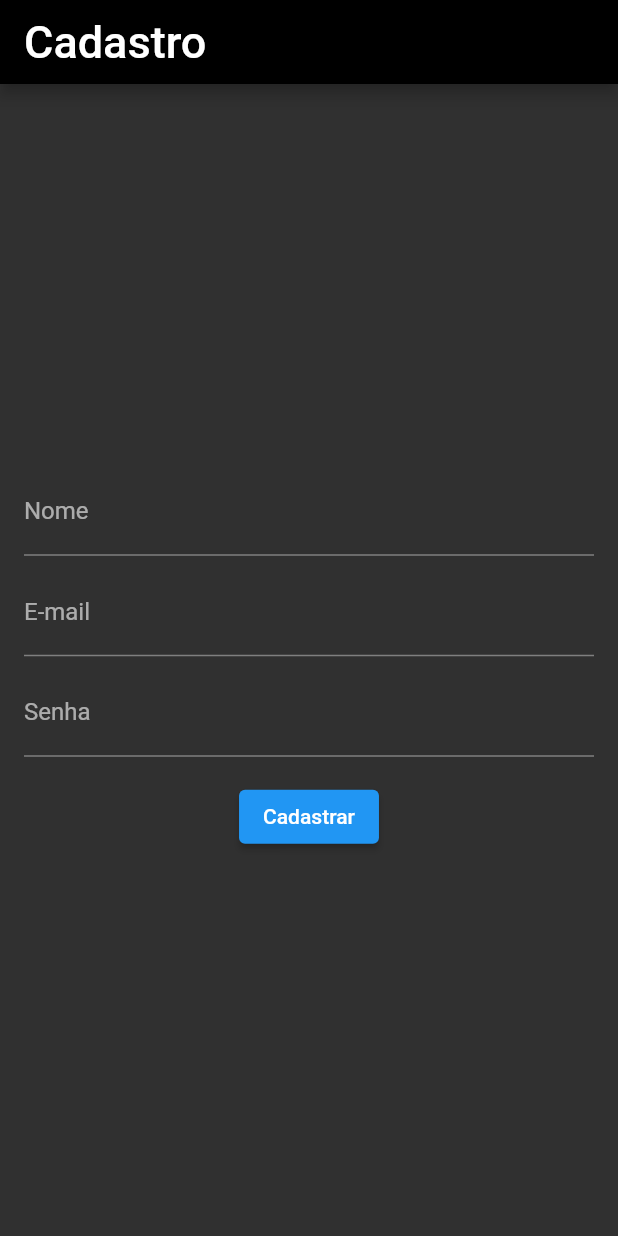
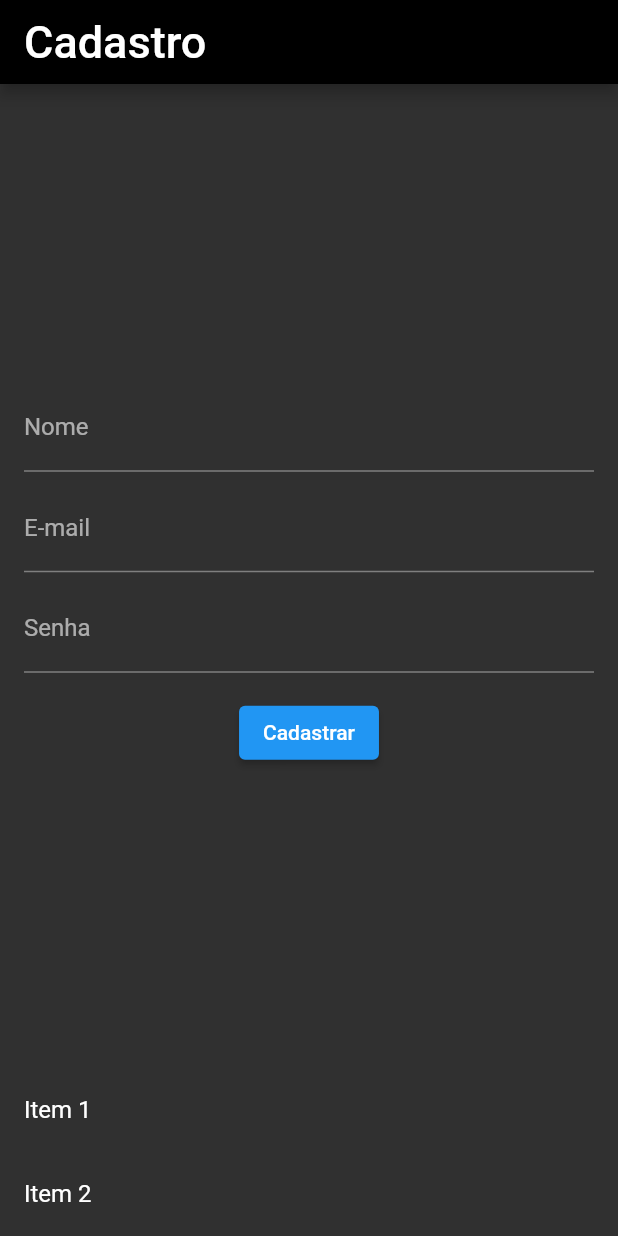
Before and after one commit to mayque731/sisteminha, a Flutter app: the screen it shows after launch, after a tap on "Logar", after a tap on "Cadastrar", on a phone screen of 412 x 824 dp. Run offline on Flutter 3.47's test engine with Material 2 defaults, Android fonts, the phone set to English and light mode, and no system bars.

Commit message:
list view aparecendo no cadastro porem sem adicionar logins

```diff
--- a/lib/src/cadastro.dart
+++ b/lib/src/cadastro.dart
@@ -30,7 +30,11 @@ class _CadastroState extends State<Cadastro> {
             ),
           ),
         ),
-        body: Padding(
+        body: Column(
+          children: [
+            Expanded(
+              child: Center(
+                child: Padding(
                   padding: EdgeInsets.all(16.0),
                   child: Form(
                     key: _formKey,
@@ -93,6 +97,23 @@ class _CadastroState extends State<Cadastro> {
                   ),
                 ),
               ),
+            ),
+            ListView(
+              shrinkWrap: true,
+              children: [
+                // Conteúdo da ListView aqui
+                ListTile(
+                  title: Text('Item 1'),
+                ),
+                ListTile(
+                  title: Text('Item 2'),
+                ),
+                // Adicione mais itens conforme necessário
+              ],
+            ),
+          ],
+        ),
+      ),
     );
   }
 }
```
Lines whose indentation alone changed are shown as unchanged.
